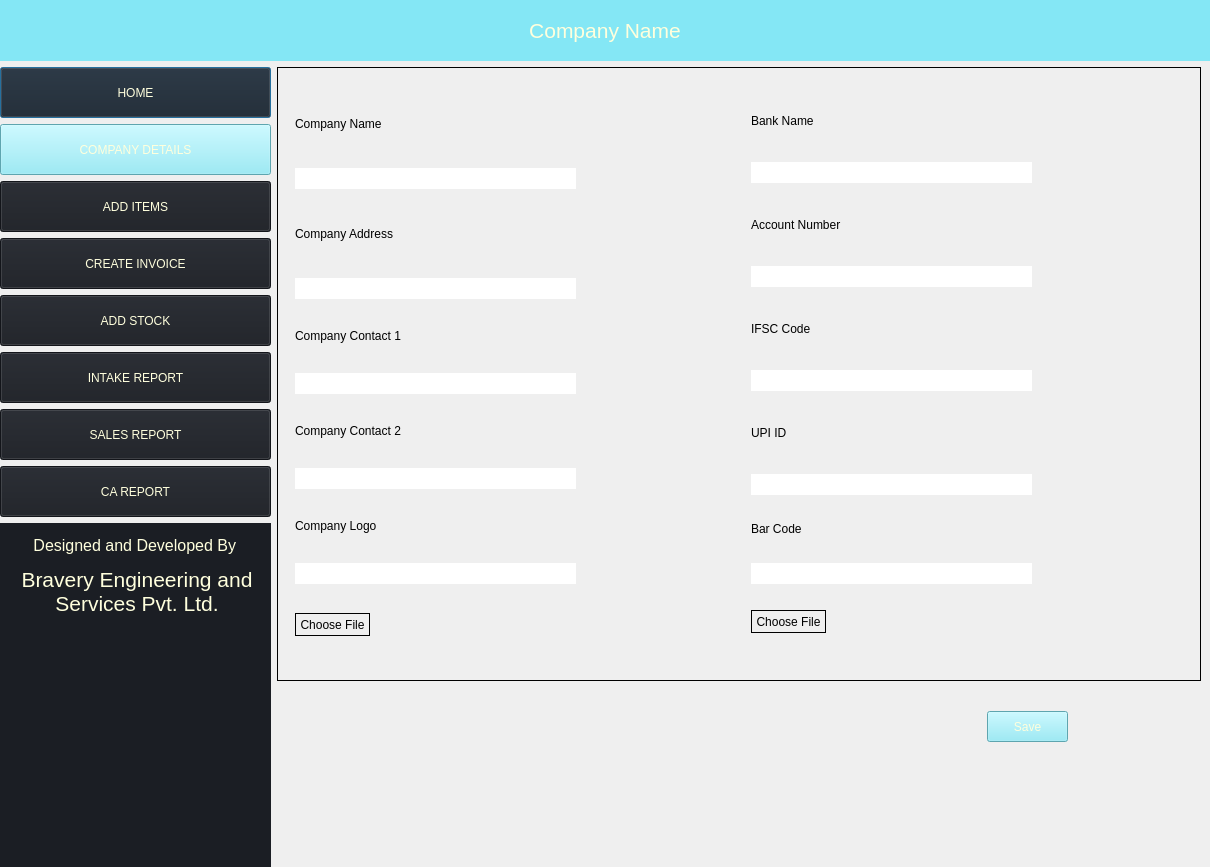
ananth-hegde/offlineBillingSystem, file companyDetails.ui: the form before one commit.
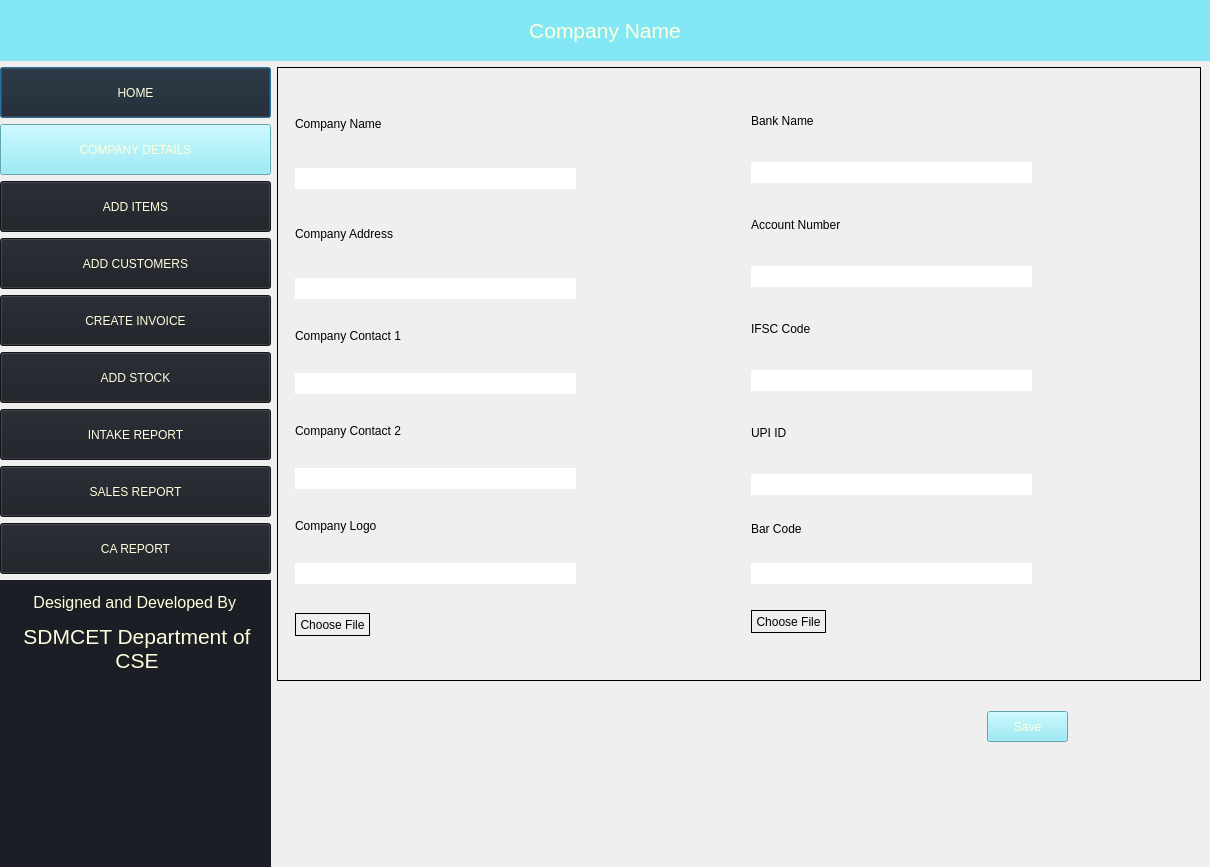
The form after the commit. Icons and pictures are not drawn.

What changed in the file:
```diff
--- a/companyDetails.ui
+++ b/companyDetails.ui
@@ -117,6 +117,22 @@
         </property>
        </widget>
       </item>
+      <item>
+       <widget class="QPushButton" name="addCustomersBtn">
+        <property name="minimumSize">
+         <size>
+          <width>239</width>
+          <height>51</height>
+         </size>
+        </property>
+        <property name="styleSheet">
+         <string notr="true">background-color:  rgb(27, 30, 36); color: rgb(255, 255, 221)</string>
+        </property>
+        <property name="text">
+         <string>ADD CUSTOMERS</string>
+        </property>
+       </widget>
+      </item>
       <item>
        <widget class="QPushButton" name="createInvoiceBtn">
         <property name="minimumSize">
@@ -215,7 +231,7 @@
          <string notr="true">background-color: rgb(27, 30, 36); color: rgb(255, 255, 221);padding-top:10px</string>
         </property>
         <property name="text">
-         <string>&lt;html&gt;&lt;head/&gt;&lt;body&gt;&lt;p align=&quot;center&quot;&gt;&lt;span style=&quot; font-size:12pt;&quot;&gt;Designed and Developed By &lt;/span&gt;&lt;/p&gt;&lt;p align=&quot;center&quot;&gt;&lt;span style=&quot; font-size:16pt;&quot;&gt;Bravery Engineering and Services Pvt. Ltd.&lt;/span&gt;&lt;/p&gt;&lt;/body&gt;&lt;/html&gt;</string>
+         <string>&lt;html&gt;&lt;head/&gt;&lt;body&gt;&lt;p align=&quot;center&quot;&gt;&lt;span style=&quot; font-size:12pt;&quot;&gt;Designed and Developed By &lt;/span&gt;&lt;/p&gt;&lt;p align=&quot;center&quot;&gt;&lt;span style=&quot; font-size:16pt;&quot;&gt;SDMCET Department of CSE&lt;/span&gt;&lt;/p&gt;&lt;/body&gt;&lt;/html&gt;</string>
         </property>
         <property name="scaledContents">
          <bool>true</bool>
```
